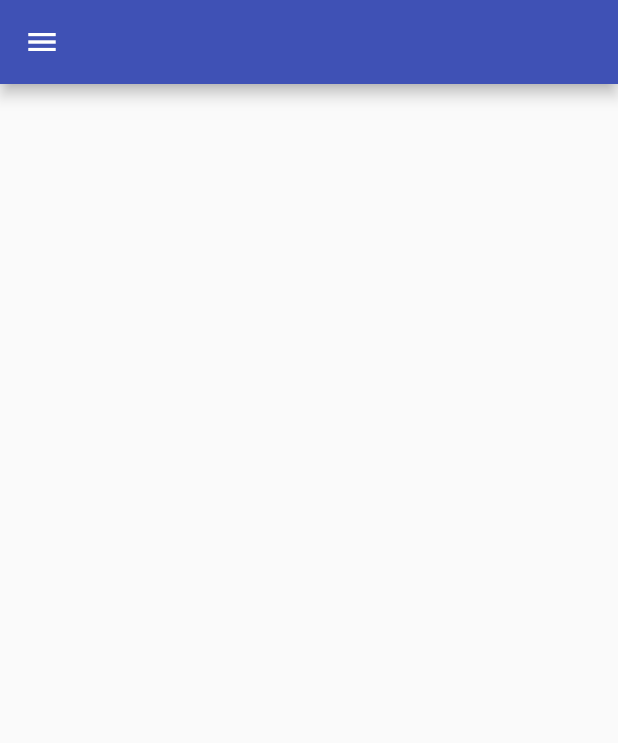
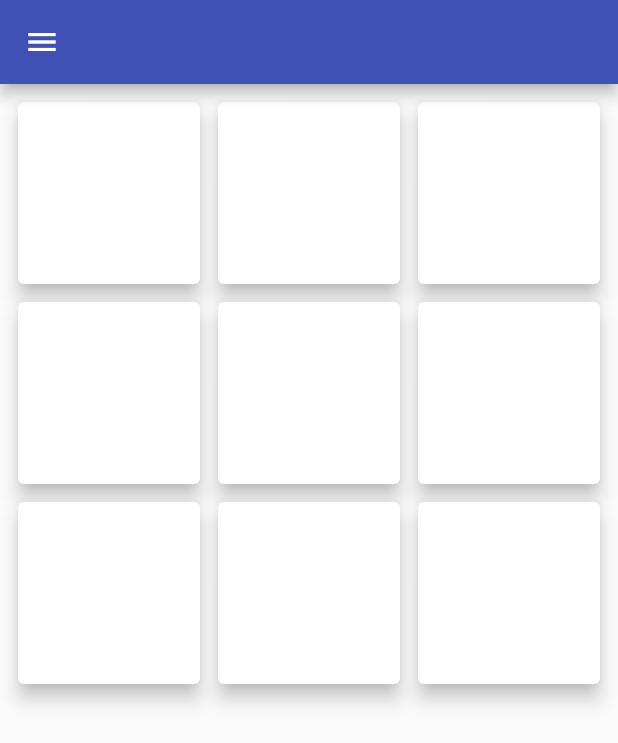
Before and after one commit to nikipatel385/flutter_school, a Flutter app: the AdminPage screen opened directly, on a phone screen of 412 x 824 dp. Shown: the top 743 px of the screen. Run offline on Flutter 3.47's test engine with Material 2 defaults, Android fonts, the phone set to English and light mode, and no system bars; our stand-ins replace firebase_auth, flutter_typeahead, table_calendar; missing offline and left inert: flutter_rave; accounts and stored records are empty; network calls fail.

Commit message:
Initial commit

```diff
--- a/lib/adminpage.dart
+++ b/lib/adminpage.dart
@@ -54,11 +54,110 @@ class _AdminPageState extends State<AdminPage> {
               ),
               Divider(),
               ListTile(
-                  title: Text("Log Out"),
-                  trailing: const Icon(Icons.power_settings_new),
-                  onTap: () {})
+                  leading: const Icon(
+                    Icons.close,
+                    color: Colors.white,
+                  ),
+                  title: Text(
+                    'Close',
+                    style: TextStyle(color: Colors.white),
+                  ),
+                  onTap: () {
+                    Navigator.pop(context);
+                  }),
             ],
           ),
+        ),
+        body: GridView.count(
+          padding: EdgeInsets.all(8.0),
+          crossAxisCount: 3,
+          mainAxisSpacing: 4.0,
+          crossAxisSpacing: 4.0,
+          children: <Widget>[
+            GestureDetector(
+              child: new Card(
+                elevation: 5.0,
+                child: ListView(
+                  children: <Widget>[],
+                ),
+              ),
+              onTap: () {},
+            ), //profile
+            GestureDetector(
+              child: new Card(
+                elevation: 5.0,
+                child: ListView(
+                  children: <Widget>[],
+                ),
+              ),
+              onTap: () {},
+            ),
+            GestureDetector(
+              child: new Card(
+                elevation: 5.0,
+                child: ListView(
+                  children: <Widget>[],
+                ),
+              ),
+              onTap: () {},
+            ),
+            GestureDetector(
+              child: new Card(
+                elevation: 5.0,
+                child: ListView(
+                  children: <Widget>[],
+                ),
+              ),
+              onTap: () {},
+            ),
+            GestureDetector(
+              child: new Card(
+                elevation: 5.0,
+                child: ListView(
+                  children: <Widget>[],
+                ),
+              ),
+              onTap: () {},
+            ),
+            GestureDetector(
+              child: new Card(
+                elevation: 5.0,
+                child: ListView(
+                  children: <Widget>[],
+                ),
+              ),
+              onTap: () {},
+            ),
+            GestureDetector(
+              child: new Card(
+                elevation: 5.0,
+                child: ListView(
+                  children: <Widget>[],
+                ),
+              ),
+              onTap: () {},
+            ),
+            GestureDetector(
+              child: new Card(
+                elevation: 5.0,
+                child: ListView(
+                  children: <Widget>[],
+                ),
+              ),
+              onTap: () {},
+            ),
+            GestureDetector(
+              child: new Card(
+                elevation: 5.0,
+                child: ListView(
+                  children: <Widget>[
+
+                  ],
+                ),
+              ),
+              onTap: () {},
+            ),
+          ],
         ),
       ),
     );
```
